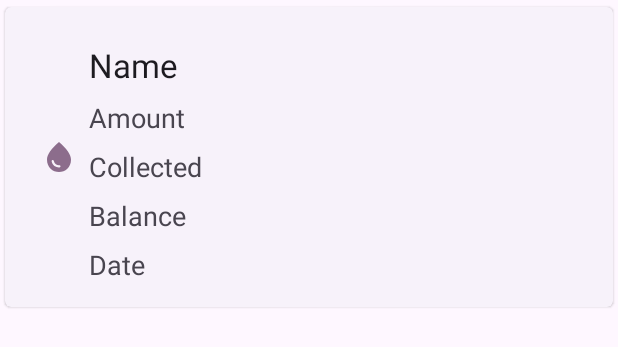
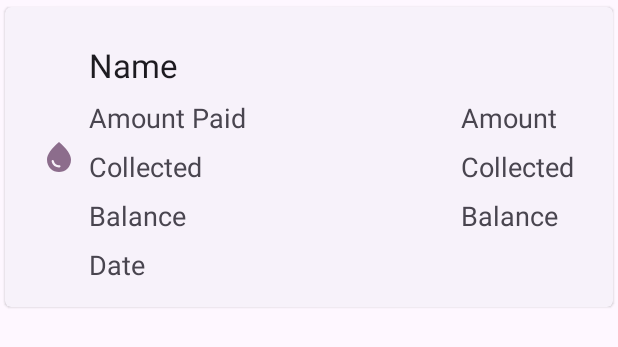
Before and after one commit to DonMykl/DollarBucket, an Android app built with Jetpack Compose: the layout item_user_list.xml on its own in the app's theme, with its tools: preview values and no code run, on a phone screen of 412 x 824 dp. Shown: the top 347 px of the screen. Run offline under Robolectric (Android 15) with nearby library versions, the phone set to English and light mode, and no system bars.

Commit message:
Added TextViews for item_user_list.xml

```diff
--- a/app/src/main/res/layout/item_user_list.xml
+++ b/app/src/main/res/layout/item_user_list.xml
@@ -46,6 +46,29 @@
                 app:layout_constraintStart_toEndOf="@+id/imageView"
                 app:layout_constraintTop_toTopOf="parent" />
 
+            <LinearLayout
+                android:id="@+id/linear_one"
+                android:layout_width="0dp"
+                android:layout_height="wrap_content"
+                android:orientation="horizontal"
+                app:layout_constraintEnd_toEndOf="parent"
+                app:layout_constraintStart_toEndOf="@+id/imageView"
+                app:layout_constraintTop_toBottomOf="@id/textName">
+
+                <TextView
+                    android:id="@+id/tvAmount"
+                    android:layout_width="0dp"
+                    android:layout_height="wrap_content"
+                    android:layout_marginStart="8dp"
+                    android:layout_marginTop="8dp"
+                    android:layout_marginEnd="8dp"
+                    android:layout_weight="3"
+                    android:text="@string/amount_paid"
+                    android:textAppearance="@style/TextAppearance.AppCompat.Medium"
+                    android:textColor="?android:attr/textColorSecondary">
+
+                </TextView>
+
                 <TextView
                     android:id="@+id/textAmount"
                     android:layout_width="0dp"
@@ -53,12 +76,37 @@
                     android:layout_marginStart="8dp"
                     android:layout_marginTop="8dp"
                     android:layout_marginEnd="8dp"
+                    android:layout_weight="1"
                     android:text="@string/amount"
                     android:textAppearance="@style/TextAppearance.AppCompat.Medium"
-                android:textColor="?android:attr/textColorSecondary"
+                    android:textColor="?android:attr/textColorSecondary" />
+                <!--                    app:layout_constraintEnd_toEndOf="parent"-->
+                <!--                    app:layout_constraintStart_toEndOf="@+id/imageView"-->
+                <!--                    app:layout_constraintTop_toBottomOf="@+id/textName" />-->
+            </LinearLayout>
+
+            <LinearLayout
+                android:id="@+id/linear_two"
+                android:layout_width="0dp"
+                android:layout_height="wrap_content"
+                android:orientation="horizontal"
                 app:layout_constraintEnd_toEndOf="parent"
                 app:layout_constraintStart_toEndOf="@+id/imageView"
-                app:layout_constraintTop_toBottomOf="@+id/textName" />
+                app:layout_constraintTop_toBottomOf="@+id/linear_one">
+
+                <TextView
+                    android:id="@+id/tvCollected"
+                    android:layout_width="0dp"
+                    android:layout_height="wrap_content"
+                    android:layout_marginStart="8dp"
+                    android:layout_marginTop="8dp"
+                    android:layout_marginEnd="8dp"
+                    android:layout_weight="3"
+                    android:text="@string/buckets_collected"
+                    android:textAppearance="@style/TextAppearance.AppCompat.Medium"
+                    android:textColor="?android:attr/textColorSecondary">
+
+                </TextView>
 
                 <TextView
                     android:id="@+id/textCollected"
@@ -67,12 +115,37 @@
                     android:layout_marginStart="8dp"
                     android:layout_marginTop="8dp"
                     android:layout_marginEnd="8dp"
+                    android:layout_weight="1"
                     android:text="@string/collected"
                     android:textAppearance="@style/TextAppearance.AppCompat.Medium"
-                android:textColor="?android:attr/textColorSecondary"
+                    android:textColor="?android:attr/textColorSecondary"/>
+                <!--                    app:layout_constraintEnd_toEndOf="parent"-->
+                <!--                    app:layout_constraintStart_toEndOf="@+id/imageView"-->
+                <!--                    app:layout_constraintTop_toBottomOf="@+id/textAmount" />-->
+            </LinearLayout>
+
+            <LinearLayout
+                android:id="@id/linear_three"
+                android:layout_width="0dp"
+                android:layout_height="wrap_content"
+                android:orientation="horizontal"
                 app:layout_constraintEnd_toEndOf="parent"
                 app:layout_constraintStart_toEndOf="@+id/imageView"
-                app:layout_constraintTop_toBottomOf="@+id/textAmount" />
+                app:layout_constraintTop_toBottomOf="@+id/linear_two">
+
+                <TextView
+                    android:id="@+id/tvBalance"
+                    android:layout_width="0dp"
+                    android:layout_height="wrap_content"
+                    android:layout_marginStart="8dp"
+                    android:layout_marginTop="8dp"
+                    android:layout_marginEnd="8dp"
+                    android:layout_weight="3"
+                    android:text="@string/buckets_balance"
+                    android:textAppearance="@style/TextAppearance.AppCompat.Medium"
+                    android:textColor="?android:attr/textColorSecondary">
+
+                </TextView>
 
                 <TextView
                     android:id="@+id/textBalance"
@@ -81,12 +154,14 @@
                     android:layout_marginStart="8dp"
                     android:layout_marginTop="8dp"
                     android:layout_marginEnd="8dp"
+                    android:layout_weight="1"
                     android:text="@string/balance"
                     android:textAppearance="@style/TextAppearance.AppCompat.Medium"
                     android:textColor="?android:attr/textColorSecondary"
                     app:layout_constraintEnd_toEndOf="parent"
-                app:layout_constraintStart_toEndOf="@+id/imageView"
-                app:layout_constraintTop_toBottomOf="@+id/textCollected" />
+                    app:layout_constraintStart_toEndOf="@+id/imageView"/>
+                <!--                app:layout_constraintTop_toBottomOf="@+id/textCollected" />-->
+            </LinearLayout>
 
             <TextView
                 android:id="@+id/textDate"
@@ -100,7 +175,8 @@
                 android:textColor="?android:attr/textColorSecondary"
                 app:layout_constraintEnd_toEndOf="parent"
                 app:layout_constraintStart_toEndOf="@+id/imageView"
-                app:layout_constraintTop_toBottomOf="@+id/textBalance" />
+                app:layout_constraintTop_toBottomOf="@id/linear_three" />
+
         </androidx.constraintlayout.widget.ConstraintLayout>
 
     </com.google.android.material.card.MaterialCardView>
--- /dev/null
+++ b/app/src/main/res/values/ids.xml
@@ -0,0 +1,6 @@
+<?xml version="1.0" encoding="utf-8"?>
+<resources>
+    <item name="linear_one" type="id"/>
+    <item name="linear_two" type="id"/>
+    <item name="linear_three" type="id"/>
+</resources>
--- a/app/src/main/res/values/strings.xml
+++ b/app/src/main/res/values/strings.xml
@@ -14,4 +14,8 @@
     <string name="user_balance" />
     <string name="date_displayed_here">Date Displayed here</string>
     <string name="displayed_date">Date</string>
+    <string name="amount_paid">Amount Paid</string>
+    <string name="tvAmount" type="id">Amount Paid</string>
+    <string name="buckets_collected">Collected</string>
+    <string name="buckets_balance">Balance</string>
 </resources>
```
Lines whose indentation alone changed are shown as unchanged.
